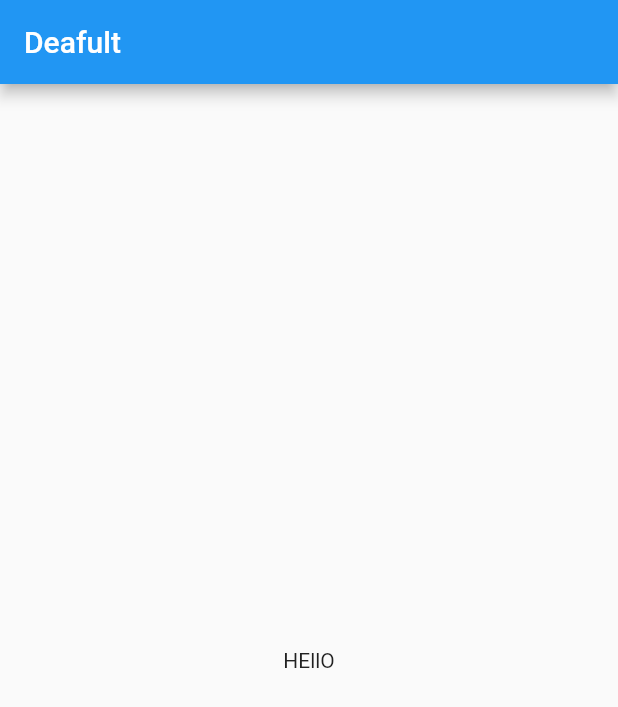
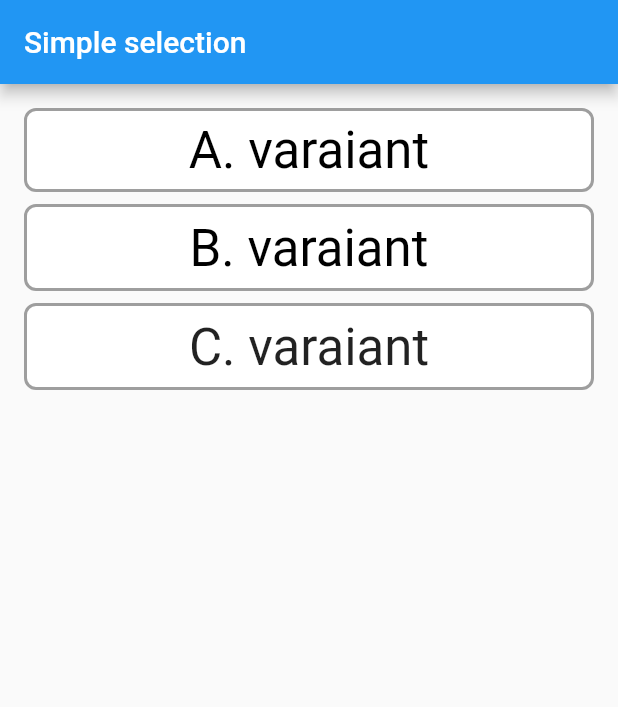
Before and after one commit to Abdusamad98/flutter_nt_ten, a Flutter app: the screen it shows after launch, on a phone screen of 412 x 824 dp. Shown: the top 707 px of the screen. Run offline on Flutter 3.47's test engine with Material 3 defaults, Android fonts, the phone set to English and light mode, and no system bars.

Commit message:
Some changes

```diff
--- a/lib/hello_screen.dart
+++ /dev/null
@@ -1,16 +0,0 @@
-import 'package:flutter/material.dart';
-import 'package:flutter_nt_ten/utils/colors/app_colors.dart';
-
-
-class HelloScreen extends StatelessWidget {
-  const HelloScreen({super.key});
-
-  @override
-  Widget build(BuildContext context) {
-    return Scaffold(
-      backgroundColor: AppColors.white,
-      appBar: AppBar(title: Text("Deafult"),),
-      body: Center(child: const Text("HEllO"),),
-    );
-  }
-}
--- a/lib/main.dart
+++ b/lib/main.dart
@@ -1,12 +1,12 @@
 import 'package:flutter/material.dart';
-import 'package:flutter_nt_ten/hello_screen.dart';
+import 'package:flutter_nt_ten/simple_selection_example.dart';
 
 void main() {
   runApp(
     MaterialApp(
       debugShowCheckedModeBanner: false,
       theme: ThemeData(useMaterial3: false),
-      home: HelloScreen(),
+      home: SimpleSelectionExample(),
     ),
   );
 }
--- /dev/null
+++ b/lib/simple_selection_example.dart
@@ -0,0 +1,109 @@
+import 'package:flutter/material.dart';
+
+class SimpleSelectionExample extends StatefulWidget {
+  const SimpleSelectionExample({super.key});
+
+  @override
+  State<SimpleSelectionExample> createState() => _SimpleSelectionExampleState();
+}
+
+class _SimpleSelectionExampleState extends State<SimpleSelectionExample> {
+  int activeIndex = 0;
+
+  @override
+  Widget build(BuildContext context) {
+    return Scaffold(
+      appBar: AppBar(
+        title: const Text("Simple selection"),
+      ),
+      body: Padding(
+        padding: const EdgeInsets.all(16),
+        child: Column(
+          children: [
+            TextButton(
+              style: TextButton.styleFrom(
+                  backgroundColor:
+                      activeIndex == 1 ? Colors.orange : Colors.white,
+                  shape: RoundedRectangleBorder(
+                    borderRadius: BorderRadius.circular(8),
+                    side:  BorderSide(
+                      color: activeIndex == 1 ? Colors.red : Colors.grey,
+                      width: 2,
+                    ),
+                  ),
+                  padding: const EdgeInsets.symmetric(
+                    vertical: 8,
+                    horizontal: 16,
+                  )),
+              onPressed: () {
+                activeIndex = 1;
+                setState(() {});
+              },
+              child: const Center(
+                child: Text(
+                  "A. varaiant",
+                  style: TextStyle(
+                    fontSize: 34,
+                    fontWeight: FontWeight.w400,
+                    color: Colors.black,
+                  ),
+                ),
+              ),
+            ),
+            GestureDetector(
+              onTap: () {
+                setState(() {
+                  activeIndex = 2;
+                });
+              },
+              child: Container(
+                width: double.infinity,
+                height: 58,
+                margin: const EdgeInsets.symmetric(vertical: 8),
+                decoration: BoxDecoration(
+                  borderRadius: BorderRadius.circular(8),
+                  border: Border.all(
+                    color: activeIndex == 2 ? Colors.red : Colors.grey,
+                    width: 2,
+                  ),
+                  color: activeIndex == 2 ? Colors.orange : Colors.white,
+                ),
+                child: const Center(
+                  child: Text(
+                    "B. varaiant",
+                    style: TextStyle(fontSize: 34, color: Colors.black),
+                  ),
+                ),
+              ),
+            ),
+            Ink(
+              width: double.infinity,
+              height: 58,
+              decoration: BoxDecoration(
+                borderRadius: BorderRadius.circular(8),
+                border: Border.all(
+                  color: activeIndex == 3 ? Colors.red : Colors.grey,
+                  width: 2,
+                ),
+                color: activeIndex == 3 ? Colors.orange : Colors.white,
+              ),
+              child: InkWell(
+                onTap: () {
+                  setState(() {
+                    activeIndex = 3;
+                  });
+                },
+                child: const Center(
+                  child: Text(
+                    "C. varaiant",
+                    style: TextStyle(fontSize: 34),
+                  ),
+                ),
+              ),
+            ),
+          ],
+        ),
+      ),
+    );
+  }
+}
```
